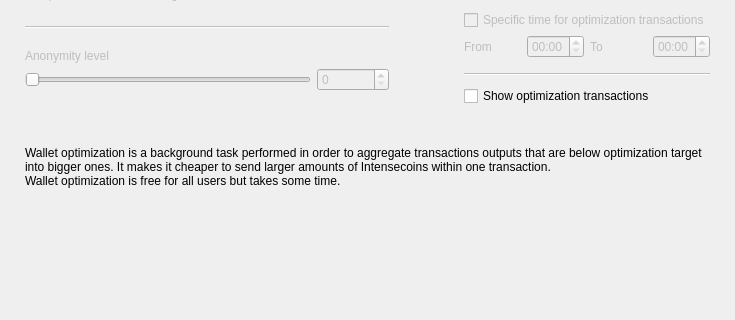
Old version of the form src/Gui/Options/OptimizationOptionsFrame.ui in the repository coinchangemarket/coinchange-gui; both pictures show x 0 to 735 and y 154 to 474 of the 735 by 474 pixel window.
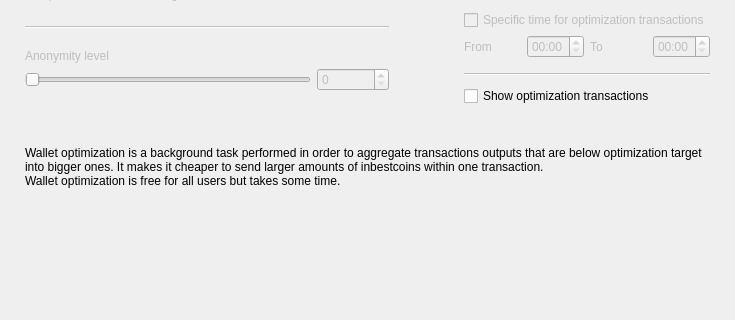
New version of the form. Custom widgets are drawn as their Qt base class.

```diff
--- a/src/Gui/Options/OptimizationOptionsFrame.ui
+++ b/src/Gui/Options/OptimizationOptionsFrame.ui
@@ -470,7 +470,7 @@
    <item>
     <widget class="WalletGui::WalletExtraNormalGrayTextLabel" name="m_helpLabel">
      <property name="text">
-      <string>Wallet optimization is a background task performed in order to aggregate transactions outputs that are below optimization target into bigger ones. It makes it cheaper to send larger amounts of Intensecoins within one transaction.
+      <string>Wallet optimization is a background task performed in order to aggregate transactions outputs that are below optimization target into bigger ones. It makes it cheaper to send larger amounts of inbestcoins within one transaction.
 Wallet optimization is free for all users but takes some time.</string>
      </property>
      <property name="wordWrap">
```
